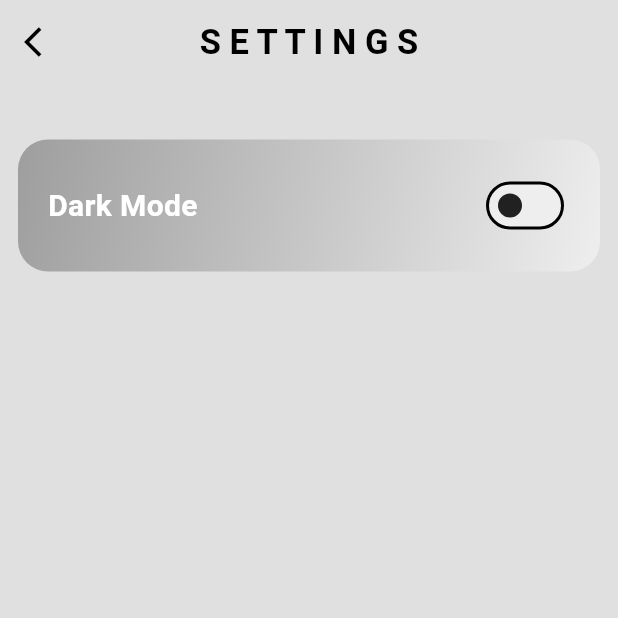
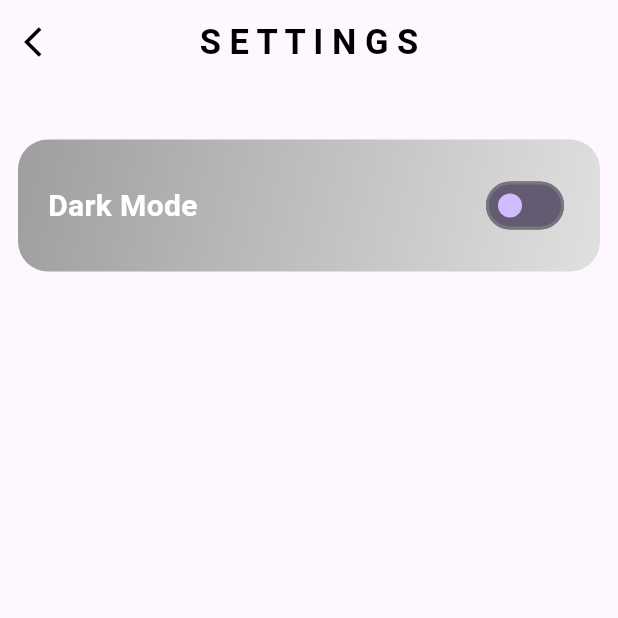
Before and after one commit to mahmoudashraf01/hear_music, a Flutter app: the screen it shows after launch, in the side drawer, after a tap on "S E T T I N G S", on a phone screen of 412 x 824 dp, the top half of it. Run offline on Flutter 3.47's test engine with Material 3 defaults, Android fonts, the phone set to English and light mode, and no system bars; our stand-ins replace audioplayers, file_picker, flutter_local_notifications, image_picker, shared_preferences.

Commit message:
commit all

```diff
--- a/lib/core/screens/settings/settings_screen.dart
+++ b/lib/core/screens/settings/settings_screen.dart
@@ -42,10 +42,17 @@ class SettingsScreen extends StatelessWidget {
           margin: const EdgeInsets.only(top: 25),
           decoration: BoxDecoration(
             gradient: LinearGradient(
-              colors: [
-                Theme.of(context).colorScheme.primary,
-                Theme.of(context).colorScheme.secondary,
-              ],
+              colors:
+                  Provider.of<ThemeProvider>(context, listen: false).isDarkMode
+                      ? [
+                        AppColors.greydarker600,
+                        AppColors.greydarker300,
+
+                      ]
+                      : [
+                        AppColors.greydarker500,
+                        AppColors.greydarker300,
+                      ],
               begin: Alignment.topLeft,
               end: Alignment.bottomRight,
             ),
--- a/lib/core/services/shared_prefrences.dart
+++ b/lib/core/services/shared_prefrences.dart
@@ -33,6 +33,10 @@ class SharedPreferencesService {
     await _sharedPreferences.setBool(_isDarkModeKey, isDarkMode);
   }
 
+  bool getIsDarkMode() {
+    return _sharedPreferences.getBool(_isDarkModeKey) ?? false;
+  }
+
   //add List<SongModel> playlist to shared preferences
   Future<void> setPlayList(List<SongModel> playList) async {
     final String jsonString = SongModel.listToJson(playList);
--- a/lib/core/theme/theme_provider.dart
+++ b/lib/core/theme/theme_provider.dart
@@ -1,30 +1,38 @@
 import 'package:flutter/material.dart';
 import 'package:hear_music/core/theme/dark_mode.dart';
 import 'package:hear_music/core/theme/light_mode.dart';
+import 'package:shared_preferences/shared_preferences.dart';
+import 'package:hear_music/core/services/shared_prefrences.dart';
 
 class ThemeProvider extends ChangeNotifier {
-  ThemeData _themeData = lightTheme; // Default theme is light
+  bool _isDarkMode = false;
+  bool _prefsServiceLoading = true; // <-- Add this line
+  SharedPreferencesService? _prefsService;
 
-  ThemeData get themeData => _themeData;
+  bool get isDarkMode => _isDarkMode;
+  bool get prefsServiceLoading => _prefsServiceLoading; // <-- Add this getter
 
-  bool get isDarkMode => _themeData == darkTheme;
+  ThemeProvider() {
+    _loadTheme();
+  }
 
-  set themeData(ThemeData theme) {
-    _themeData = theme;
-    // Notify listeners when the theme changes
+  Future<void> _loadTheme() async {
+    final prefs = await SharedPreferences.getInstance();
+    _prefsService = SharedPreferencesService(prefs);
+    _isDarkMode = _prefsService!.getIsDarkMode();
+    _prefsServiceLoading = false; // <-- Set loading to false after loading
     notifyListeners();
   }
 
-  // Method to toggle between light and dark themes
-  // This method is called when the user taps the theme toggle button
-  // in the app bar or any other UI element
-  // It switches the theme and notifies listeners to rebuild the UI
-  void toggleTheme() {
-    if (_themeData == lightTheme) {
-      _themeData = darkTheme;
-    } else {
-      _themeData = lightTheme;
+  Future<void> toggleTheme() async {
+    _isDarkMode = !_isDarkMode;
+    notifyListeners();
+    if (_prefsService == null) {
+      final prefs = await SharedPreferences.getInstance();
+      _prefsService = SharedPreferencesService(prefs);
     }
-    notifyListeners();
+    await _prefsService!.setIsDarkMode(_isDarkMode);
   }
+
+  ThemeData get themeData => _isDarkMode ? ThemeData.dark() : ThemeData.light();
 }
--- a/lib/core/widgets/home/music_List_body.dart
+++ b/lib/core/widgets/home/music_List_body.dart
@@ -5,6 +5,8 @@ import 'package:hear_music/core/models/play_list_provider.dart';
 import 'package:hear_music/core/screens/music/music_details_screen.dart';
 import 'package:hear_music/core/widgets/music/nue_box.dart';
 import 'package:provider/provider.dart';
+import 'package:shared_preferences/shared_preferences.dart';
+import 'package:hear_music/core/services/shared_prefrences.dart';
 
 class MusicListBody extends StatefulWidget {
   const MusicListBody({super.key});
@@ -15,12 +17,33 @@ class MusicListBody extends StatefulWidget {
 
 class _MusicListBodyState extends State<MusicListBody> {
   late final dynamic playListProvider;
+  bool _loadedFromPrefs = false;
 
-  // This method is called when the widget is first created.
   @override
   void initState() {
     super.initState();
     playListProvider = Provider.of<PlayListProvider>(context, listen: false);
+    _loadPlaylistFromPrefs();
+  }
+
+  Future<void> _loadPlaylistFromPrefs() async {
+    final prefs = await SharedPreferences.getInstance();
+    final prefsService = SharedPreferencesService(prefs);
+    final savedSongs = prefsService.getPlayList();
+    if (savedSongs.isNotEmpty) {
+      // Clear and add all songs to the provider's playlist
+      playListProvider.playList
+        ..clear()
+        ..addAll(savedSongs);
+      setState(() {
+        _loadedFromPrefs = true;
+      });
+      playListProvider.notifyListeners();
+    } else {
+      setState(() {
+        _loadedFromPrefs = true;
+      });
+    }
   }
 
   //go to the song
@@ -35,6 +58,10 @@ class _MusicListBodyState extends State<MusicListBody> {
 
   @override
   Widget build(BuildContext context) {
+    if (!_loadedFromPrefs) {
+      // Optionally show a loading indicator while loading from prefs
+      return const Center(child: CircularProgressIndicator());
+    }
     return Consumer<PlayListProvider>(
       builder: (BuildContext context, PlayListProvider value, Widget? child) {
         return ListView.builder(
--- a/lib/main.dart
+++ b/lib/main.dart
@@ -7,7 +7,6 @@ import 'package:provider/provider.dart';
 
 void main() async {
   WidgetsFlutterBinding.ensureInitialized();
-  // Initialize the local notifications service
   await LocalNotificationsService.init();
   LocalNotificationsService.showRepeatNotification(
     id: 1,
@@ -30,13 +29,23 @@ void main() async {
 class MyApp extends StatelessWidget {
   const MyApp({super.key});
 
-  // This widget is the root of your application.
   @override
   Widget build(BuildContext context) {
+    final themeProvider = Provider.of<ThemeProvider>(context);
+
+    // Wait for theme to load before building the app
+    if (themeProvider.prefsServiceLoading == true) {
+      return const MaterialApp(
+        home: Scaffold(
+          body: Center(child: CircularProgressIndicator()),
+        ),
+      );
+    }
+
     return MaterialApp(
       title: 'My music app',
       debugShowCheckedModeBanner: false,
-      theme: Provider.of<ThemeProvider>(context).themeData,
+      theme: themeProvider.themeData,
       home: const MusicsListScreen(),
     );
   }
```
Also changed, not shown: lib/core/screens/auth/login_screen.dart (added, +65 -0 lines), lib/core/screens/auth/signup_screen.dart (added, +79 -0 lines).
